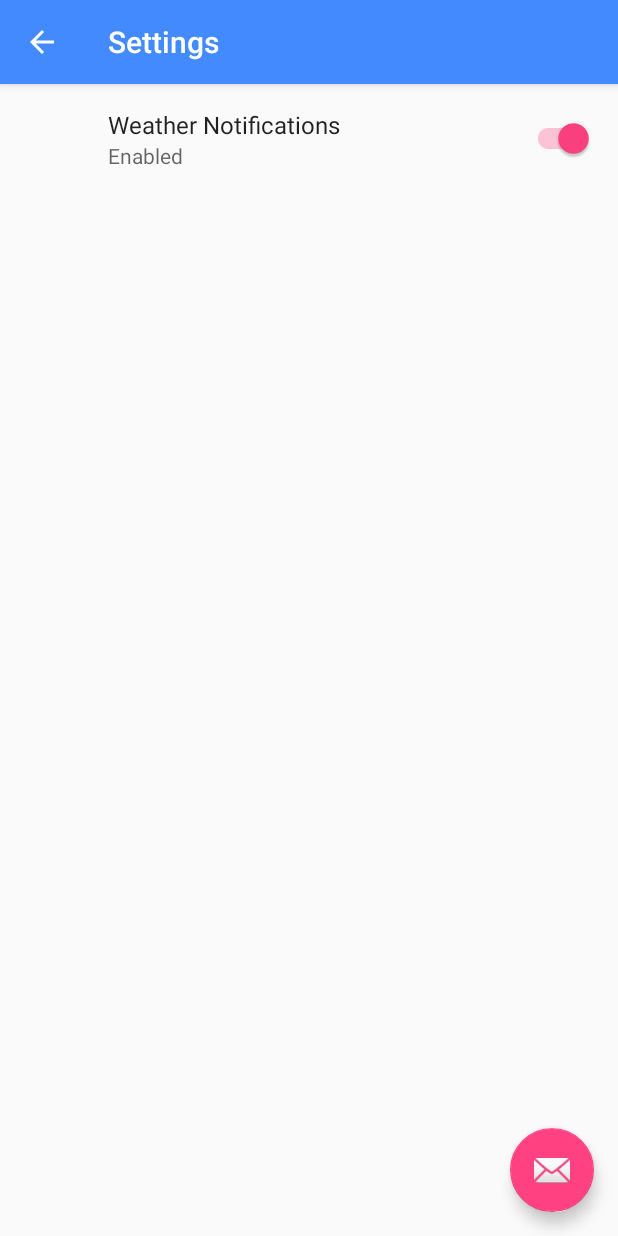
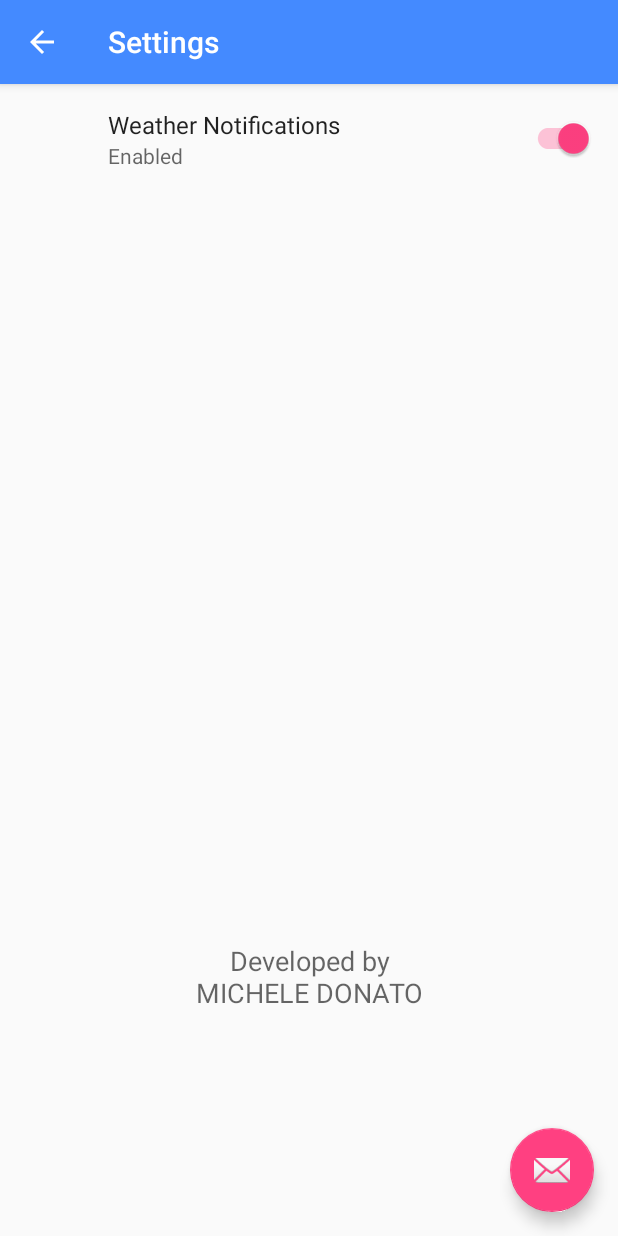
Before and after one commit to micheledonato/AirTO, an Android app: the SettingsActivity screen opened directly, with no data from a screen before it, on a phone screen of 412 x 824 dp. Run offline under Robolectric (Android 15) with nearby library versions, the phone set to English and light mode, and no system bars; our stand-ins replace androidx.preference.

Commit message:
add developer

```diff
--- a/app/src/main/res/layout/activity_settings.xml
+++ b/app/src/main/res/layout/activity_settings.xml
@@ -9,7 +9,21 @@
     <FrameLayout
         android:id="@+id/container"
         android:layout_width="match_parent"
-        android:layout_height="match_parent"/>
+        android:layout_height="wrap_content"
+        app:layout_constraintLeft_toLeftOf="parent"
+        app:layout_constraintRight_toRightOf="parent"
+        app:layout_constraintTop_toTopOf="parent" />
+
+    <TextView
+        style="?android:textAppearanceMedium"
+        android:layout_width="wrap_content"
+        android:layout_height="wrap_content"
+        android:layout_marginBottom="150dp"
+        android:gravity="center"
+        android:text="@string/developer"
+        app:layout_constraintBottom_toBottomOf="parent"
+        app:layout_constraintLeft_toLeftOf="parent"
+        app:layout_constraintRight_toRightOf="parent" />
 
     <android.support.design.widget.FloatingActionButton
         android:id="@+id/fab"
--- a/app/src/main/res/values/strings.xml
+++ b/app/src/main/res/values/strings.xml
@@ -2,6 +2,7 @@
 
     <string name="app_name" translatable="false">AirTO</string>
     <string name="email" translatable="false">dev.michele.donato@gmail.com</string>
+    <string name="developer">Developed by\nMICHELE DONATO</string>
 
     <string name="content_authority" translatable="false">com.devmicheledonato.airto</string>
 
```
Also changed, not shown: 1 other file.
